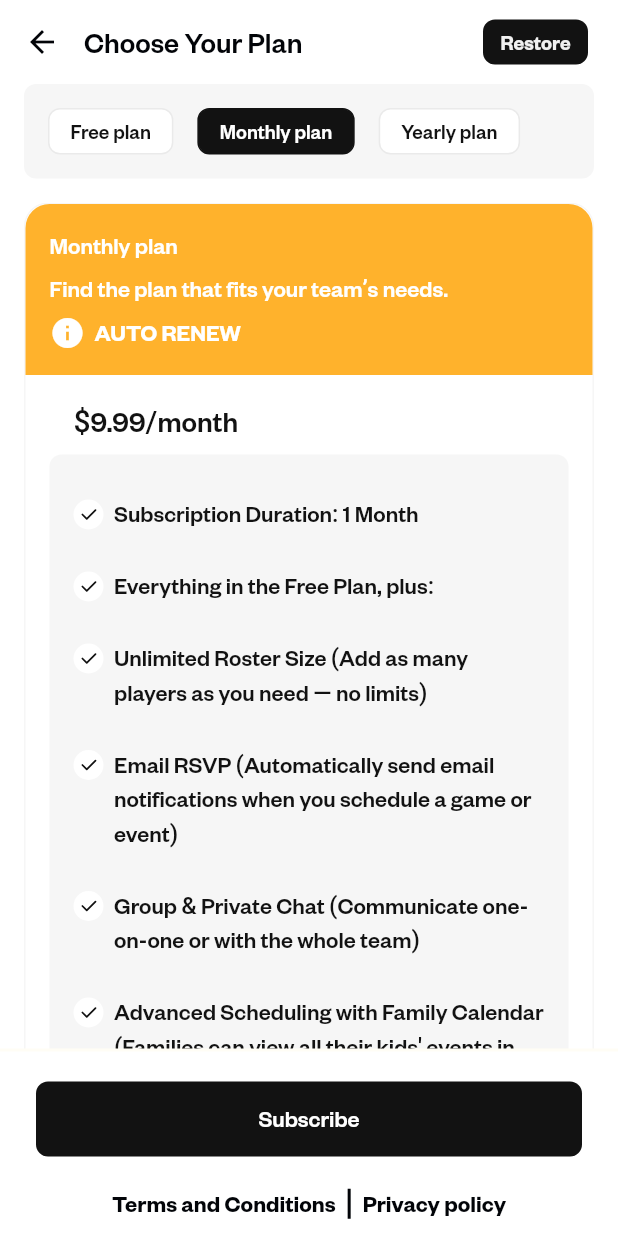
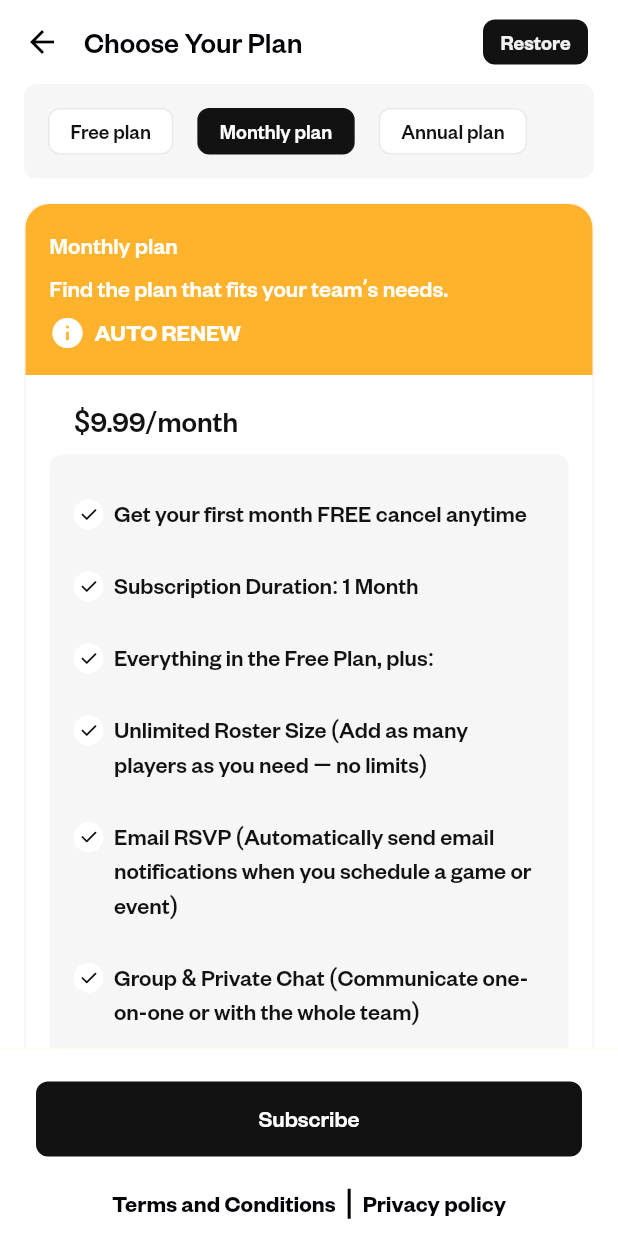
Before and after one commit to jassani13/TeamMates--frontend, a Flutter app: the SubscriptionScreen screen opened by its route, swiped to page 2, on a phone screen of 412 x 824 dp. Run offline on Flutter 3.47's test engine with Material 3 defaults, Android fonts, the phone set to English and light mode, and no system bars; drawn by our look-alikes of expandable_page_view, scroll_to_index, toastification; our stand-ins replace cached_network_image, dio, file_picker, firebase_auth, firebase_core, firebase_messaging and 20 more; missing offline and left inert: flutter_chat_reactions, icalendar_parser, purchases_flutter, simple_loading_dialog; accounts and stored records are empty; network calls fail; project files that could hold a hidden picture were left out.

Commit message:
TA-44 and TA-55 Fix Toggle issue when adding a game Update Plan Descriptions and Naming

```diff
--- a/lib/in_app_purchase_controller.dart
+++ b/lib/in_app_purchase_controller.dart
@@ -5,8 +5,8 @@ import 'package:purchases_flutter/purchases_flutter.dart';
 
 class InAppPurchaseController extends GetxController {
   static const monthly = "pro_plan_monthly";
-  static const yearlyAndroid = "pro_plan_yearly";
-  static const yearlyIOS = "12345";
+  static const annualAndroid = "pro_plan_annual";
+  static const annualIOS = "12345";
 
   static const googleApiKey = "goog_UFeASeWksGxAfXHfOsjrUcwuBjL";
   static const appleApiKey = "appl_jkmsUVqUHhxFNVrpVZHmDoslGuo";
@@ -27,8 +27,8 @@ class InAppPurchaseController extends GetxController {
       var data = customerInfo?.entitlements.active['Pro']?.productIdentifier;
       if (data == monthly) {
         purchasedPlan.value = "Monthly plan";
-      } else if (data == yearlyAndroid || data == yearlyIOS) {
-        purchasedPlan.value = "Yearly plan";
+      } else if (data == annualAndroid || data == annualIOS) {
+        purchasedPlan.value = "Annual plan";
       }
     }
   }
@@ -110,8 +110,8 @@ class InAppPurchaseController extends GetxController {
       List<StoreProduct> products = await Purchases.getProducts(
         [
           monthly,
-          yearlyAndroid,
-          yearlyIOS,
+          annualAndroid,
+          annualIOS,
         ],
       );
       if (kDebugMode) {
--- a/lib/module/bottom/schedule/addGame/add_game_screen.dart
+++ b/lib/module/bottom/schedule/addGame/add_game_screen.dart
@@ -137,11 +137,13 @@ class AddGameScreen extends StatelessWidget {
                     },
                   ),
                   Gap(16),
+                  if(addGameController.isGame.value != true)
+                  ... [
                   Row(
                     children: [
                       Expanded(
                         child: Text(
-                          "Only for practice",
+                          "Practice",
                           style: TextStyle().normal16w500.textColor(
                                 AppColor.black12Color,
                               ),
@@ -158,6 +160,7 @@ class AddGameScreen extends StatelessWidget {
                     ],
                   ),
                   Gap(16),
+                  ],
                   Column(
                     children: [
                       CommonTextField(
--- a/lib/module/subscription/subscriprion_controller.dart
+++ b/lib/module/subscription/subscriprion_controller.dart
@@ -4,7 +4,7 @@ class SubscriptionController extends GetxController {
   List<String> planList = [
     "Free plan",
     "Monthly plan",
-    "Yearly plan",
+    "Annual plan",
   ];
 
   RxInt selectedPlan = 0.obs;
@@ -20,6 +20,7 @@ class SubscriptionController extends GetxController {
   ];
 
   List<String> proFeatureMonthlyList = [
+    "Get your first month FREE cancel anytime",
     "Subscription Duration: 1 Month",
     "Everything in the Free Plan, plus:",
     "Unlimited Roster Size (Add as many players as you need — no limits)",
@@ -29,7 +30,8 @@ class SubscriptionController extends GetxController {
     "Priority support",
   ];
 
-  List<String> proFeatureYearlyList = [
+  List<String> proFeatureAnnualList = [
+    "Get your first 3 months FREE, cancel anytime",
     "Subscription Duration: 1 Year",
     "Everything in the Free Plan, plus:",
     "Unlimited Roster Size (Add as many players as you need — no limits)",
--- a/lib/module/subscription/subscription_info_screen.dart
+++ b/lib/module/subscription/subscription_info_screen.dart
@@ -11,7 +11,7 @@ class SubscriptionInfoScreen extends StatelessWidget {
 
   @override
   Widget build(BuildContext context) {
-    final title = isMonthly ? "Monthly plan" : "Yearly plan";
+    final title = isMonthly ? "Monthly plan" : "Annual plan";
     final duration = isMonthly ? "1 Month" : "1 Year";
 
     return Scaffold(
--- a/lib/module/subscription/subscription_screen.dart
+++ b/lib/module/subscription/subscription_screen.dart
@@ -63,9 +63,9 @@ class SubscriptionScreen extends StatelessWidget {
                             isFromPurchase: true,
                           );
                         } else {
-                          ///yearly
+                          ///annual
                           Get.find<InAppPurchaseController>().purchase(
-                            productId: Platform.isIOS ? "12345" : 'pro_plan_yearly:pro-plan-yearly',
+                            productId: Platform.isIOS ? "12345" : 'pro_plan_annual:pro-plan-annual',
                             context: context,
                             isFromPurchase: true,
                           );
@@ -157,7 +157,7 @@ class SubscriptionScreen extends StatelessWidget {
                       ? subscriptionController.freeFeatureEList
                       : isMonthly
                           ? subscriptionController.proFeatureMonthlyList
-                          : subscriptionController.proFeatureYearlyList;
+                          : subscriptionController.proFeatureAnnualList;
 
                   final price = isFree
                       ? ""
@@ -194,9 +194,27 @@ class SubscriptionScreen extends StatelessWidget {
                               Row(
                                 children: [
                                   Expanded(
-                                    child: Text(
-                                      subscriptionController.planList[index],
-                                      style: TextStyle().normal16w500.textColor(AppColor.white),
+                                    child: Row(
+                                      children: [
+                                        Text(
+                                          subscriptionController.planList[index],
+                                          style: TextStyle().normal16w500.textColor(AppColor.white),
+                                        ),
+                                        if (subscriptionController.selectedPlan.value == 2) ...[
+                                          SizedBox(width: 8),
+                                          Container(
+                                            padding: EdgeInsets.symmetric(horizontal: 8, vertical: 4),
+                                            decoration: BoxDecoration(
+                                              color: AppColor.successColor,
+                                              borderRadius: BorderRadius.circular(12),
+                                            ),
+                                            child: Text(
+                                              "Save 20%",
+                                              style: TextStyle().normal12w600.textColor(AppColor.white),
+                                            ),
+                                          ),
+                                        ],
+                                      ],
                                     ),
                                   ),
                                   if (AppPref().proUser == true && purchaseController.purchasedPlan.value == subscriptionController.planList[index])
```
